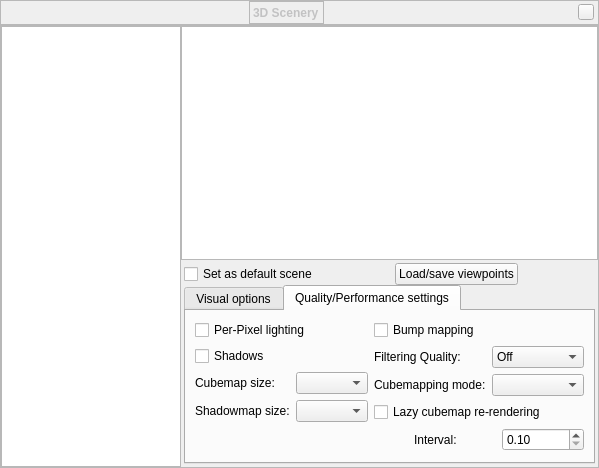
The window that plugins/Scenery3d/src/gui/scenery3dDialog.ui (519984307/stellarium_src) describes before a commit, drawn with Qt 5.
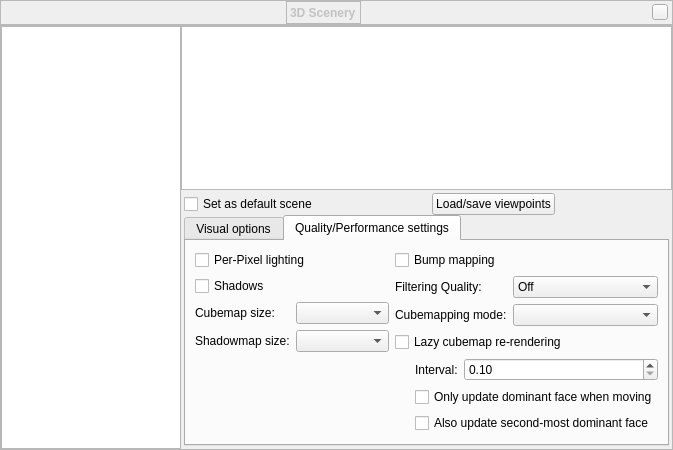
The same window after the commit. The open tabs and pages were chosen to show the change. Custom widgets are drawn as their Qt base class.

Commit message: Add the option to only render the dominant cubemap faces while moving. This reduces the effort to render the cubemap to 1/3 or 1/6 of the full-update method. The whole cubemap is recreated after the user stops moving (with a delay). Made "6 Texture" mode rotations consistent with the "Cubemap" mode rotations.

```diff
--- a/plugins/Scenery3d/src/gui/scenery3dDialog.ui
+++ b/plugins/Scenery3d/src/gui/scenery3dDialog.ui
@@ -6,8 +6,8 @@
    <rect>
     <x>0</x>
     <y>0</y>
-    <width>577</width>
-    <height>468</height>
+    <width>673</width>
+    <height>450</height>
    </rect>
   </property>
   <property name="font">
@@ -605,11 +605,11 @@
                     </widget>
                    </item>
                    <item row="4" column="0" colspan="2">
-                    <layout class="QHBoxLayout" name="lazyIntervalLayout">
+                    <layout class="QFormLayout" name="formLayout_3">
                      <property name="leftMargin">
-                      <number>40</number>
+                      <number>20</number>
                      </property>
-                     <item>
+                     <item row="0" column="0">
                       <widget class="QLabel" name="labelLazyDrawingInterval">
                        <property name="text">
                         <string>Interval:</string>
@@ -619,7 +619,7 @@
                        </property>
                       </widget>
                      </item>
-                     <item>
+                     <item row="0" column="1">
                       <widget class="QDoubleSpinBox" name="spinLazyDrawingInterval">
                        <property name="toolTip">
                         <string>The interval (in timeline seconds) in which no redraw is performed</string>
@@ -635,6 +635,29 @@
                        </property>
                       </widget>
                      </item>
+                     <item row="1" column="0" colspan="2">
+                      <widget class="QCheckBox" name="checkBoxDominantFace">
+                       <property name="toolTip">
+                        <string>&lt;html&gt;&lt;head/&gt;&lt;body&gt;&lt;p&gt;When checked, only the face that corresponds to your viewing direction is updated on movement.&lt;/p&gt;&lt;p&gt;This will speed up rendering, but the appearance will look &amp;quot;broken&amp;quot; until you stop moving.&lt;/p&gt;&lt;p&gt;&lt;span style=&quot; font-weight:600;&quot;&gt;This does NOT work with the &amp;quot;Geometry-Shader&amp;quot; cubemapping mode!&lt;/span&gt;&lt;/p&gt;&lt;/body&gt;&lt;/html&gt;</string>
+                       </property>
+                       <property name="text">
+                        <string>Only update dominant face when moving</string>
+                       </property>
+                      </widget>
+                     </item>
+                     <item row="2" column="0" colspan="2">
+                      <widget class="QCheckBox" name="checkBoxSecondDominantFace">
+                       <property name="enabled">
+                        <bool>true</bool>
+                       </property>
+                       <property name="toolTip">
+                        <string>&lt;html&gt;&lt;head/&gt;&lt;body&gt;&lt;p&gt;This updates a second face, so that the visual apperance seems less &amp;quot;broken&amp;quot;.&lt;/p&gt;&lt;/body&gt;&lt;/html&gt;</string>
+                       </property>
+                       <property name="text">
+                        <string>Also update second-most dominant face</string>
+                       </property>
+                      </widget>
+                     </item>
                     </layout>
                    </item>
                   </layout>
```
Left out of the diff: 8 changed lines with no effect on the pictures. The commit also changes 5 other files.
